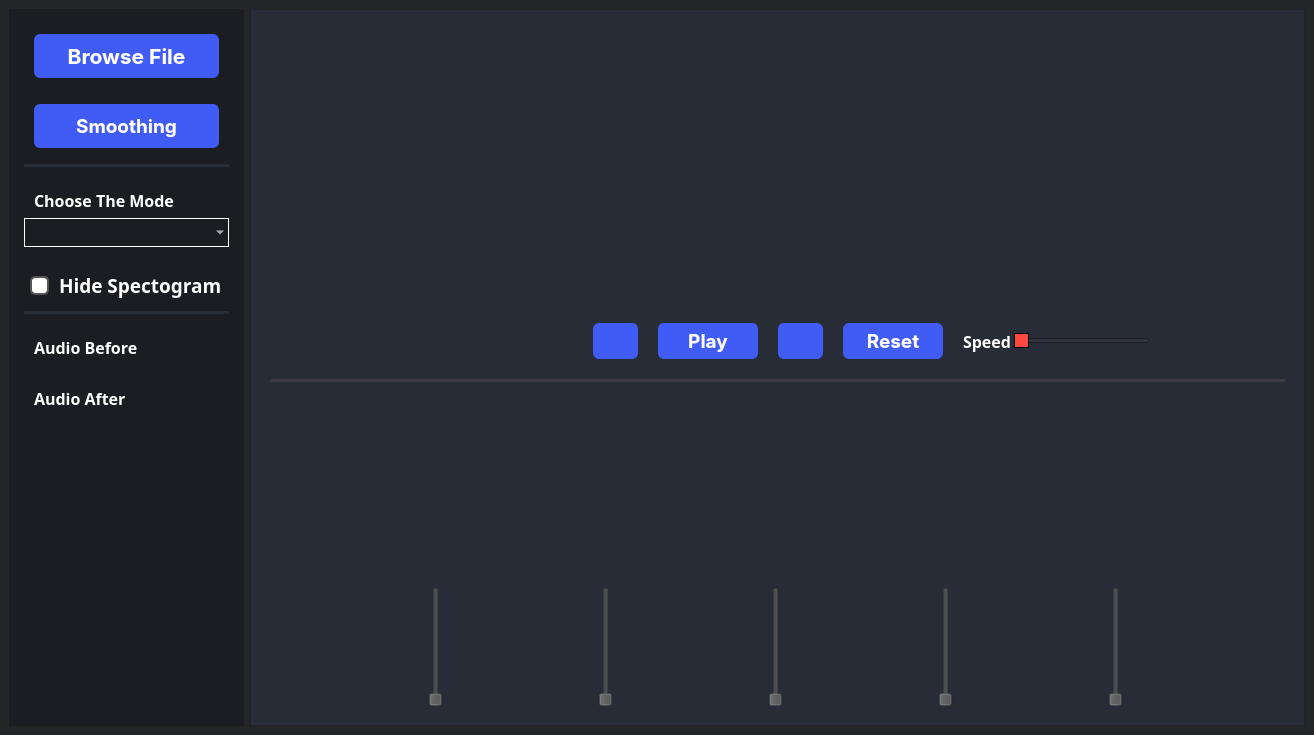
This is MainWindow.ui in joyou159/Signal-Equalizer as Qt 5 draws it before an edit. The edited form follows.
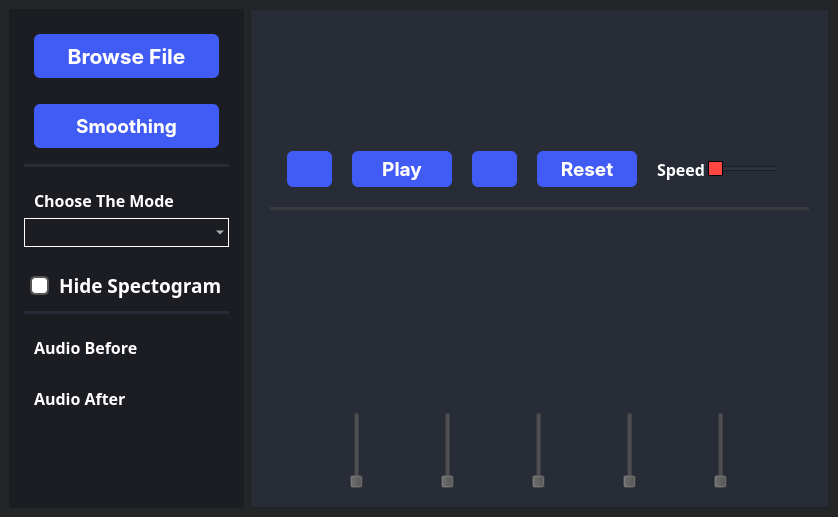
This is the edited form. Icons and pictures are not drawn. Custom widgets are drawn as their Qt base class.

The edit to the form file:
```diff
--- a/MainWindow.ui
+++ b/MainWindow.ui
@@ -6,8 +6,8 @@
    <rect>
     <x>0</x>
     <y>0</y>
-    <width>1314</width>
-    <height>735</height>
+    <width>838</width>
+    <height>517</height>
    </rect>
   </property>
   <property name="windowTitle">
@@ -411,7 +411,7 @@
             <number>10</number>
            </property>
            <item>
-            <layout class="QVBoxLayout" name="verticalGraphs" stretch="2,0,1">
+            <layout class="QVBoxLayout" name="verticalGraphs" stretch="2,1,2">
              <property name="spacing">
               <number>20</number>
              </property>
```
Left out of the diff: 2 changed lines with no effect on the pictures.
